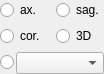
The window that Code/Gui/MITK/Modules/niftkMIDASGui/Resources/UI/QmitkMIDASOrientationWidget.ui (NifTK/NifTK) describes before a commit, drawn with Qt 5.
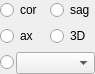
The same window after the commit.

Commit message: Bug #2303: coronal and axial windows swapped in orthogonal window layout

Patch:
```diff
--- a/Code/Gui/MITK/Modules/niftkMIDASGui/Resources/UI/QmitkMIDASOrientationWidget.ui
+++ b/Code/Gui/MITK/Modules/niftkMIDASGui/Resources/UI/QmitkMIDASOrientationWidget.ui
@@ -6,7 +6,7 @@
    <rect>
     <x>0</x>
     <y>0</y>
-    <width>104</width>
+    <width>95</width>
     <height>66</height>
    </rect>
   </property>
@@ -35,7 +35,7 @@
       <string>switch the currently selected view to sagittal</string>
      </property>
      <property name="text">
-      <string>sag.</string>
+      <string>sag</string>
      </property>
      <property name="iconSize">
       <size>
@@ -68,28 +68,6 @@
     </widget>
    </item>
    <item row="2" column="0" colspan="2">
-    <widget class="QRadioButton" name="m_CoronalWindowRadioButton">
-     <property name="sizePolicy">
-      <sizepolicy hsizetype="Fixed" vsizetype="Fixed">
-       <horstretch>0</horstretch>
-       <verstretch>0</verstretch>
-      </sizepolicy>
-     </property>
-     <property name="toolTip">
-      <string>switch the currently selected view to coronal</string>
-     </property>
-     <property name="text">
-      <string>cor.</string>
-     </property>
-     <property name="iconSize">
-      <size>
-       <width>0</width>
-       <height>0</height>
-      </size>
-     </property>
-    </widget>
-   </item>
-   <item row="0" column="0" colspan="2">
     <widget class="QRadioButton" name="m_AxialWindowRadioButton">
      <property name="sizePolicy">
       <sizepolicy hsizetype="Fixed" vsizetype="Fixed">
@@ -101,7 +79,29 @@
       <string>switch the currently selected view to axial</string>
      </property>
      <property name="text">
-      <string>ax.</string>
+      <string>ax</string>
+     </property>
+     <property name="iconSize">
+      <size>
+       <width>0</width>
+       <height>0</height>
+      </size>
+     </property>
+    </widget>
+   </item>
+   <item row="0" column="0" colspan="2">
+    <widget class="QRadioButton" name="m_CoronalWindowRadioButton">
+     <property name="sizePolicy">
+      <sizepolicy hsizetype="Fixed" vsizetype="Fixed">
+       <horstretch>0</horstretch>
+       <verstretch>0</verstretch>
+      </sizepolicy>
+     </property>
+     <property name="toolTip">
+      <string>switch the currently selected window to coronal</string>
+     </property>
+     <property name="text">
+      <string>cor</string>
      </property>
      <property name="iconSize">
       <size>
```
Left out of the diff: 4 changed lines with no effect on the pictures. The commit also changes 4 other files.
